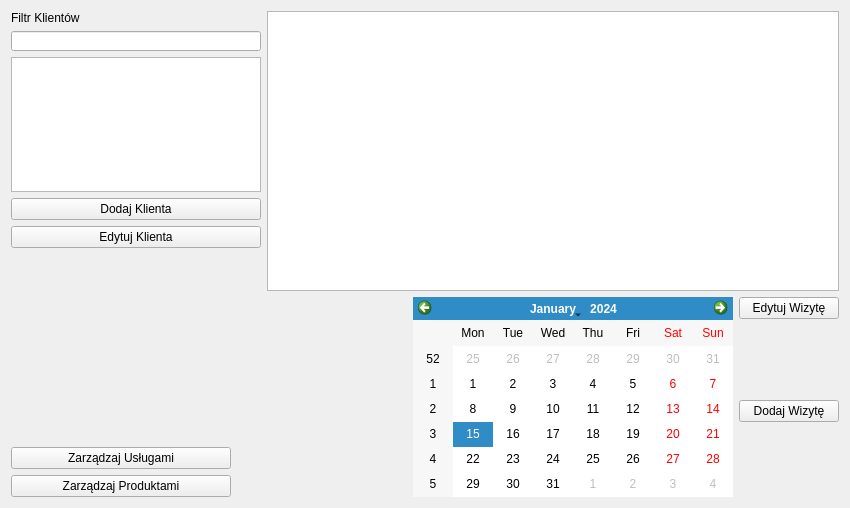
The window that SalonFryzjerski/mainwindow.ui (gapik/BladesArchive) describes before a commit, drawn with Qt 5.
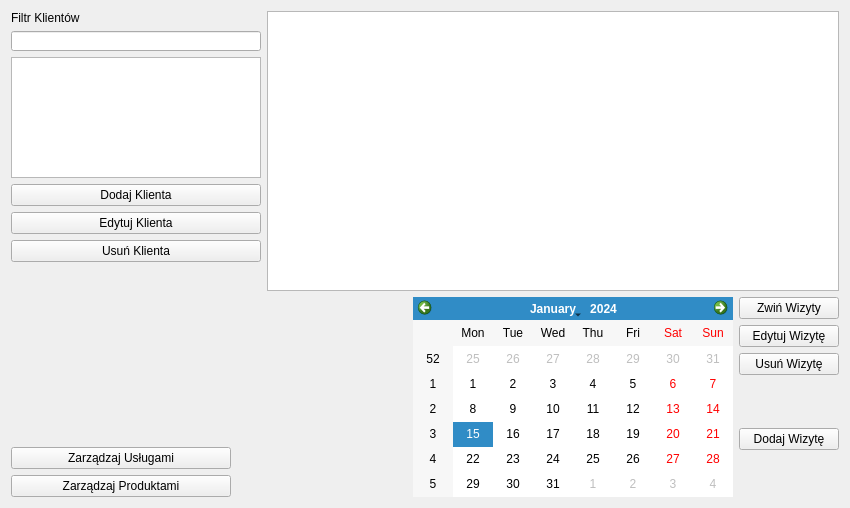
The same window after the commit.

```diff
--- a/SalonFryzjerski/mainwindow.ui
+++ b/SalonFryzjerski/mainwindow.ui
@@ -105,6 +105,19 @@
           </property>
          </widget>
         </item>
+        <item>
+         <widget class="QPushButton" name="deleteClient">
+          <property name="maximumSize">
+           <size>
+            <width>250</width>
+            <height>16777215</height>
+           </size>
+          </property>
+          <property name="text">
+           <string>Usuń Klienta</string>
+          </property>
+         </widget>
+        </item>
         <item>
          <spacer name="verticalSpacer_2">
           <property name="orientation">
@@ -235,6 +248,13 @@
       </item>
       <item>
        <layout class="QVBoxLayout" name="verticalLayout_3">
+        <item>
+         <widget class="QPushButton" name="expandCollapse">
+          <property name="text">
+           <string>Zwiń Wizyty</string>
+          </property>
+         </widget>
+        </item>
         <item>
          <widget class="QPushButton" name="editVisit">
           <property name="text">
@@ -242,6 +262,13 @@
           </property>
          </widget>
         </item>
+        <item>
+         <widget class="QPushButton" name="deleteVisit">
+          <property name="text">
+           <string>Usuń Wizytę</string>
+          </property>
+         </widget>
+        </item>
         <item>
          <spacer name="verticalSpacer_3">
           <property name="orientation">
```
